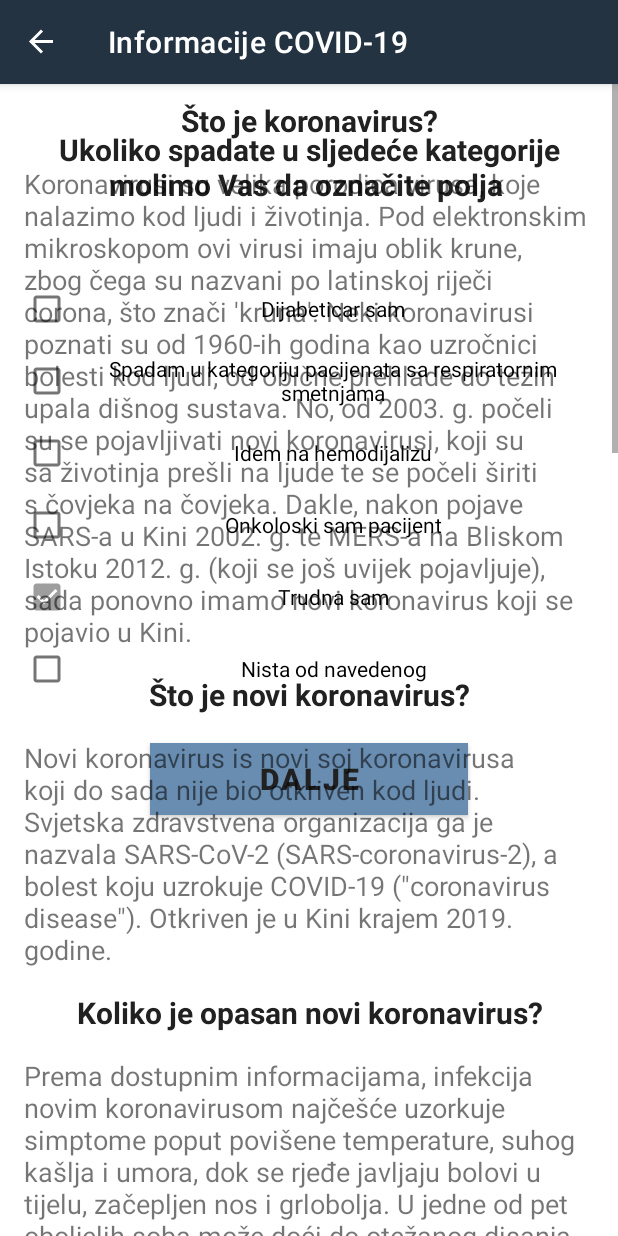
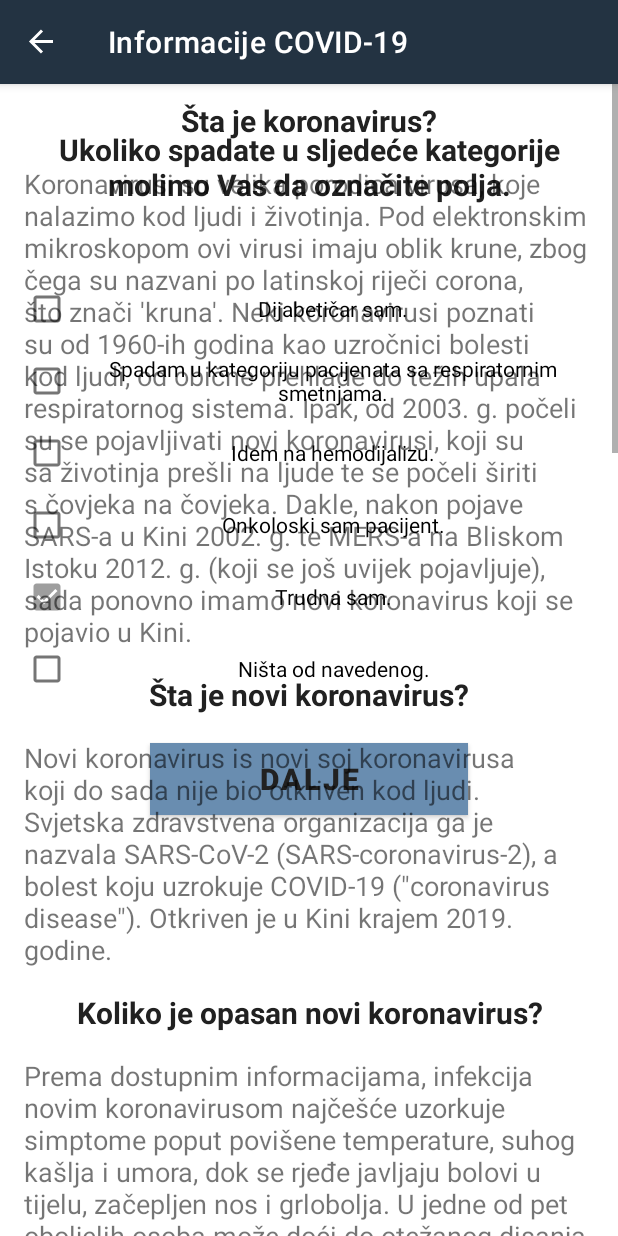
Before and after one commit to AzraHa/Vaccination4YOU, an Android app: the fragment DataFragment placed in its activity, in the side drawer, after a tap on "Informacije COVID-19", on a phone screen of 412 x 824 dp. Run offline under Robolectric (Android 15) with nearby library versions, the phone set to English and light mode, and no system bars; our stand-ins replace Timber, data binding, navigation-ui; 6 statements that could not run were skipped.

Commit message:
finalna prepravka stila i prevoda

```diff
--- a/app/src/main/res/layout/fragment_title.xml
+++ b/app/src/main/res/layout/fragment_title.xml
@@ -47,7 +47,7 @@
             android:background="@color/secondaryLightColor"
             android:text="@string/start"
             android:textColor="@color/primaryTextColor"
-            android:textSize="20sp"
+            android:textSize="15sp"
             android:textStyle="bold"
             app:backgroundTint="@color/primaryDarkColor"
             app:rippleColor="@color/primaryLightColor" />
--- a/app/src/main/res/values/strings.xml
+++ b/app/src/main/res/values/strings.xml
@@ -1,76 +1,72 @@
 <resources>
-    <string name="app_name">Vakcinacija</string>
-    <string name="welcome">Dobrodošli</string>
-    <string name="start">Započni</string>
-    <string name="about">O aplikaciji</string>
+    <string name="app_name">Vaccination4YOU\u2122</string>
+    <string name="welcome">Dobrodošli u\nVaccination4YOU\u2122</string>
+    <string name="start">Registracija\u27A4</string>
+    <string name="about">O Nama</string>
     <string name="info">Informacije COVID-19</string>
     <string name="first_name">Ime</string>
     <string name="last_name">Prezime</string>
     <string name="birth_date">Datum rođenja ( dd/mm/yyyy ) </string>
-    <string name="unos_podataka">Molimo unesite Vaše podatke</string>
+    <string name="unos_podataka">Molimo unesite Vaše podatke.</string>
     <string name="dalje">Dalje</string>
-    <string name="kategorije">"Ukoliko spadate u sljedeće kategorije molimo Vas da označite polja "</string>
-    <string name="trudnoca">Trudna sam</string>
-    <string name="respiratorne_smetnje">Spadam u kategoriju pacijenata sa respiratornim smetnjama</string>
-    <string name="dijabeticar">Dijabeticar sam</string>
-    <string name="hemodijaliza">Idem na hemodijalizu</string>
-    <string name="onkoloski">Onkoloski sam pacijent</string>
-    <string name="about_text">Ovo je prva verzija aplikacije.\nNapravili su je studenti Riad Pap i Azra Hadžihajdarević kao projekat iz predmeta Razvoj mobilnih aplikacija.\n\nAplikacija je rađena u programskom jeziku <b>Kotlin</b>.</string>
-    <string name="izbor_vakcine">Izaberite vakcinu</string>
+    <string name="kategorije">Ukoliko spadate u sljedeće kategorije molimo Vas da označite polja.</string>
+    <string name="trudnoca">Trudna sam.</string>
+    <string name="respiratorne_smetnje">Spadam u kategoriju pacijenata sa respiratornim smetnjama.</string>
+    <string name="dijabeticar">Dijabetičar sam.</string>
+    <string name="hemodijaliza">Idem na hemodijalizu.</string>
+    <string name="onkoloski">Onkoloski sam pacijent.</string>
+    <string name="about_text">Ovo je prva aplikacije/prvi projekat.\nNapravili su je studenti Riad Pap i Azra Hadžihajdarević kao projekat iz predmeta Razvoj mobilnih aplikacija.\n\nAplikacija je rađena u programskom jeziku <b>Kotlin</b>.</string>
+    <string name="izbor_vakcine">Izaberite vakcinu:</string>
     <string name="Pfizer_BioNTech">Pfizer-BioNTech</string>
     <string name="Moderna">Moderna</string>
     <string name="Johnson"><![CDATA[Johnson & Johnson’s]]></string>
     <string name="Sinopharm">Sinopharm</string>
     <string name="Sputnik">Sputnik V</string>
-    <string name="Covid_q">"Da li trenutno bolujete od COVID-19 ?"</string>
+    <string name="Covid_q">Da li trenutno bolujete od COVID-19 ?</string>
     <string name="da">Da</string>
-    <string name="covid_ne">Ne</string>
     <string name="ne">Ne</string>
-    <string name="hello_blank_fragment">Hello blank fragment</string>
-    <string name="datum_vakcinacije">Datum vakcinacije</string>
-    <string name="vakcina">Vakcina</string>
     <string name="AstraZeneca">AstraZeneca</string>
-    <string name="Covid_19">Koronavirusi su velika porodica virusa, koje nalazimo kod ljudi i životinja. Pod elektronskim mikroskopom ovi virusi imaju oblik krune, zbog čega su nazvani po latinskoj riječi corona, što znači \'kruna\'. Neki koronavirusi poznati su od 1960-ih godina kao uzročnici bolesti kod ljudi, od obične prehlade do težih upala dišnog sustava. No, od 2003. g. počeli su se pojavljivati novi koronavirusi, koji su sa životinja prešli na ljude te se počeli širiti s čovjeka na čovjeka. Dakle, nakon pojave SARS-a u Kini 2002. g. te MERS-a na Bliskom Istoku 2012. g. (koji se još uvijek pojavljuje), sada ponovno imamo novi koronavirus koji se pojavio u Kini.</string>
-    <string name="Covid_19_novo">Što je novi koronavirus?</string>
-    <string name="Sta_je_covid">Što je koronavirus?</string>
+    <string name="Covid_19">Koronavirusi su velika porodica virusa, koje nalazimo kod ljudi i životinja. Pod elektronskim mikroskopom ovi virusi imaju oblik krune, zbog čega su nazvani po latinskoj riječi corona, što znači \'kruna\'. Neki koronavirusi poznati su od 1960-ih godina kao uzročnici bolesti kod ljudi, od obične prehlade do težih upala respiratornog sistema. Ipak, od 2003. g. počeli su se pojavljivati novi koronavirusi, koji su sa životinja prešli na ljude te se počeli širiti s čovjeka na čovjeka. Dakle, nakon pojave SARS-a u Kini 2002. g. te MERS-a na Bliskom Istoku 2012. g. (koji se još uvijek pojavljuje), sada ponovno imamo novi koronavirus koji se pojavio u Kini.</string>
+    <string name="Covid_19_novo">Šta je novi koronavirus?</string>
+    <string name="Sta_je_covid">Šta je koronavirus?</string>
     <string name="sta_text">Novi koronavirus is novi soj koronavirusa koji do sada nije bio otkriven kod ljudi. Svjetska zdravstvena organizacija ga je nazvala SARS-CoV-2 (SARS-coronavirus-2), a bolest koju uzrokuje COVID-19 (\"coronavirus disease\"). Otkriven je u Kini krajem 2019. godine.</string>
     <string name="opasnost">Koliko je opasan novi koronavirus?</string>
-    <string name="opasnost_text">Prema dostupnim informacijama, infekcija novim koronavirusom najčešće uzorkuje simptome poput povišene temperature, suhog kašlja i umora, dok se rjeđe javljaju bolovi u tijelu, začepljen nos i grlobolja. U jedne  od pet oboljelih soba može doći do otežanog disanja i razvoja upale pluća, a u rjeđim slučajevima i do smrti. Čini se kako su starije osobe i osobe s kroničnim bolestima (npr. bolesti srca i dijabetes) podložnije težim oblicima bolest. Ipak, valja naglasiti kako i druge osobe mogu teže oboljeti od COVID-19 infekcije. Određeni broj zaraženih osopba ne pokazuju nikakve simptome bolesti (tzv. asimptomatski slučajevi).</string>
+    <string name="opasnost_text">Prema dostupnim informacijama, infekcija novim koronavirusom najčešće uzorkuje simptome poput povišene temperature, suhog kašlja i umora, dok se rjeđe javljaju bolovi u tijelu, začepljen nos i grlobolja. U jedne  od pet oboljelih osoba može doći do otežanog disanja i razvoja upale pluća, a u rjeđim slučajevima i do smrti. Čini se kako su starije osobe i osobe s kroničnim bolestima (npr. bolesti srca i dijabetes) podložnije težim oblicima bolest. Ipak, mora se naglasiti kako i druge osobe mogu teže oboljeti od COVID-19 infekcije. Određeni broj zaraženih osoba ne pokazuju nikakve simptome bolesti (tzv. asimptomatski slučajevi).</string>
     <string name="z_zivotinje">Može li se čovjek zaraziti novim koronavirusom sa životinja?</string>
-    <string name="z_zivotinje_text">SARS-CoV se prenio na ljude sa cibetke, životinje iz reda zvijeri srodnih mačkama, dok se MERS-CoV prenosi s jednogrbih deva na ljude. Postoje i još neki otkriveni koronavirusi koji cirkuliraju među životinjama, ali još nisu prešli na ljude.Životinjski izvor novog koronavirusa još nije otkriven, što ne znači da se čovjek može zaraziti od bilo koje životinje ili kućnog ljubimca. Vjerojatni izvor zaraze je neka životinja koja se prodavala na tržnici u Wuhanu. </string>
+    <string name="z_zivotinje_text">SARS-CoV se prenio na ljude sa cibetke, životinja najsrodnija mačkama, dok se MERS-CoV prenosi s jednogrbih deva na ljude. Postoje i još neki otkriveni koronavirusi koji cirkuliraju među životinjama, ali još nisu prešli na ljude. Životinjski izvor novog koronavirusa još nije otkriven, što ne znači da se čovjek ne može zaraziti od bilo koje životinje ili kućnog ljubimca. Vjerojatni izvor zaraze je neka životinja koja se prodavala na tržnici u Wuhanu. </string>
     <string name="prenos">Može li se novi koronavirus prenijeti s osobe na osobu?</string>
-    <string name="prenos_text">Da, novi koronavirus uzrokuje respiratornu bolest i može se prenijeti s osobe na osobu, obično nakon bliskog kontakta sa zaraženim čovjekom, npr. u kućanstvu, na radnom mjestu ili u zdravstvenim ustanovama.</string>
+    <string name="prenos_text">Da, novi koronavirus uzrokuje respiratornu bolest i može se prenijeti s osobe na osobu, obično nakon bliskog kontakta sa zaraženom osobom, npr. u kućanstvu, na radnom mjestu ili u zdravstvenim ustanovama.</string>
     <string name="sirenje">Kako se novi koronavirus širi?</string>
-    <string name="sirenje_text">Novi koronavirus je respiratorni virus koji se primarno širi u kontaktu s inficiranom osobom putem kapljica iz usta i nosa koje nastaju prilikom govora, kašljanja i kihanja i koje izravno padaju na sluznicu nosa, usta ili očiju druge osobe. Kapljice mogu pasti i na okolne površine, a preko njih se najčešće rukama virus prenese dalje. Zato je važno da svatko prakticira respiratornu higijenu te održava fizičku udaljenost od drugih osoba od najmanje 2 metra. U bliskom kontaktu preporuča se korištenje maski za lice koje prekrivaju usta i nos. Redovitim i pravilnim pranjem ruku smanjujemo mogućnost zaražavanja.</string>
+    <string name="sirenje_text">Novi koronavirus je respiratorni virus koji se primarno širi u kontaktu s inficiranom osobom putem kapljica iz usta i nosa koje nastaju prilikom govora, kašljanja i kihanja i koje izravno padaju na sluznicu nosa, usta ili očiju druge osobe. Kapljice mogu pasti i na okolne površine, a preko njih se najčešće rukama virus prenese dalje. Zato je važno da svako prakticira respiratornu higijenu te održava fizičku udaljenost od drugih osoba od najmanje 2 metra. U bliskom kontaktu preporučuje se korištenje maski za lice koje prekrivaju usta i nos. Redovnim i pravilnim pranjem ruku smanjujemo mogućnost zaraze.</string>
     <string name="povrsine">Koliko dugo novi koronavirus može preživjeti na površinama?</string>
-    <string name="povrsine_text">Još uvijek nije točno poznato koliko dugo novi koronavirus preživljava na površinama. Dosadašnje spoznaje nam govore kako virus može preživjeti na površinama svega nekoliko dana. Uobičajeni dezinficijensi uništavaju virus.</string>
+    <string name="povrsine_text">Još uvijek nije tačno poznato koliko dugo novi koronavirus može preživjeti na površinama. Dosadašnje znanje nam govori kako virus može preživjeti na površinama nekoliko dana. Uobičajeni dezinfikanti uništavaju virus.</string>
     <string name="inkubacija">Kolika je inkubacija za infekciju novim koronavirusom?</string>
     <string name="inkubacija_text">Procjenjuje se kako inkubacija traje od 2 do 14 dana (prosječno 5–6 dana).</string>
     <string name="lijecenje">Postoji li specifično liječenje bolesti uzrokovane novim koronavirusom?</string>
-    <string name="lijecenje_text">Ne postoji posebno liječenje za ovu bolest. Pristup liječenju pacijenata s infekcijama vezanim uz koronaviruse je liječenje kliničkih simptoma (npr. povišene temperature) i pružanje njege. Trenutno postoje cjepiva za suzbijanje sirenja zaraze infekcijom SARS-COVID-19.</string>
-    <string name="nista">Nista od navedenog</string>
-    <string name="kategorije_end">kategorije</string>
-    <string name="boluje_covid">COVID-19 pozitivan : </string>
-    <string name="Kategorije_rizika">Rizicne kategorije : </string>
+    <string name="lijecenje_text">Ne postoji posebno liječenje za ovu bolest. Pristup liječenju pacijenata s infekcijama vezanim uz koronaviruse je liječenje kliničkih simptoma (npr. povišene temperature) i pružanje njege. Trenutno postoje vakcine za suzbijanje širenja zaraze infekcijom SARS-COVID-19.</string>
+    <string name="nista">Ništa od navedenog.</string>
+    <string name="kategorije_end">Kategorije</string>
+    <string name="boluje_covid">COVID-19 dijagnoza : </string>
+    <string name="Kategorije_rizika">Rizične kategorije : </string>
     <string name="ime">Ime i prezime : </string>
     <string name="datum_vakcine">Datum vakcinacije : </string>
     <string name="Vakcina">Vakcina : </string>
     <string name="datum_r">Datum rođenja : </string>
     <string name="datum">Datum : </string>
-    <string name="share_data">Moji podaci za vakcinaciju :\nIme i prezime: %1$s\nVakcina: %2$s\nDatum vakcinacije: %3$s </string>
-    <string name="pozitivan">Pozitivan</string>
-    <string name="negativan">Negativan</string>
-    <string name="dijabeticar_P">Dijabeticar\n</string>
+    <string name="share_data">Moji podaci za vakcinaciju :\nIme i prezime: %1$s\nVakcina: %2$s\nDatum vakcinacije: %3$s\nGdje su tvoji?</string>
+    <string name="pozitivan">POZITIVAN</string>
+    <string name="negativan">NEGATIVAN</string>
+    <string name="dijabeticar_P">Dijabetičar\n</string>
     <string name="trudnica_P">Trudnica\n</string>
     <string name="hemodijaliza_P">Hemodijalizni pacijent\n</string>
     <string name="respiratorne_smetnje_P">Pacijent sa respiratornim smetnjama\n</string>
-    <string name="onkoloski_P">Onkoloski pacijent\n</string>
-    <string name="NONE">Ne spadate u kategoriju rizicno ugrozenih pacijenata</string>
-    <string name="toastF_success">Vasi podaci su uspjesno sacuvani. Lokacija: %1$s</string>
-    <string name="toastF_fail">Vasi podaci nisu uspjesno sacuvani.</string>
-    <string name="savefile">Sacuvaj podatke</string>
+    <string name="onkoloski_P">Onkološki pacijent\n</string>
+    <string name="NONE">Ne spadate u kategoriju rizično ugrozenih pacijenata</string>
+    <string name="toastF_success">Vaši podaci su uspješno sačuvani. Lokacija: %1$s</string>
+    <string name="toastF_fail">Vaši podaci nisu uspješno sačuvani.</string>
+    <string name="savefile">Sačuvaj podatke</string>
     <string name="registrovani_za_vakcinu">Random broj</string>
     <string name="ljudi_za_vakcinu">Trenutni broj\nregistrovanih za vakcinu :</string>
-    <string name="img_desc">Prekrizen koronavirus</string>
-    <string name="not_checked_boxes"> Molim Vas oznacite jedno od datih polja.</string>
+    <string name="img_desc">Prekrižen koronavirus</string>
+    <string name="not_checked_boxes"> Molim Vas označite jedno od datih polja da bi nastavili.</string>
 </resources>
```
Also changed, not shown: app/src/main/res/layout/fragment_end.xml (+4 -4 lines), 1 other file.
